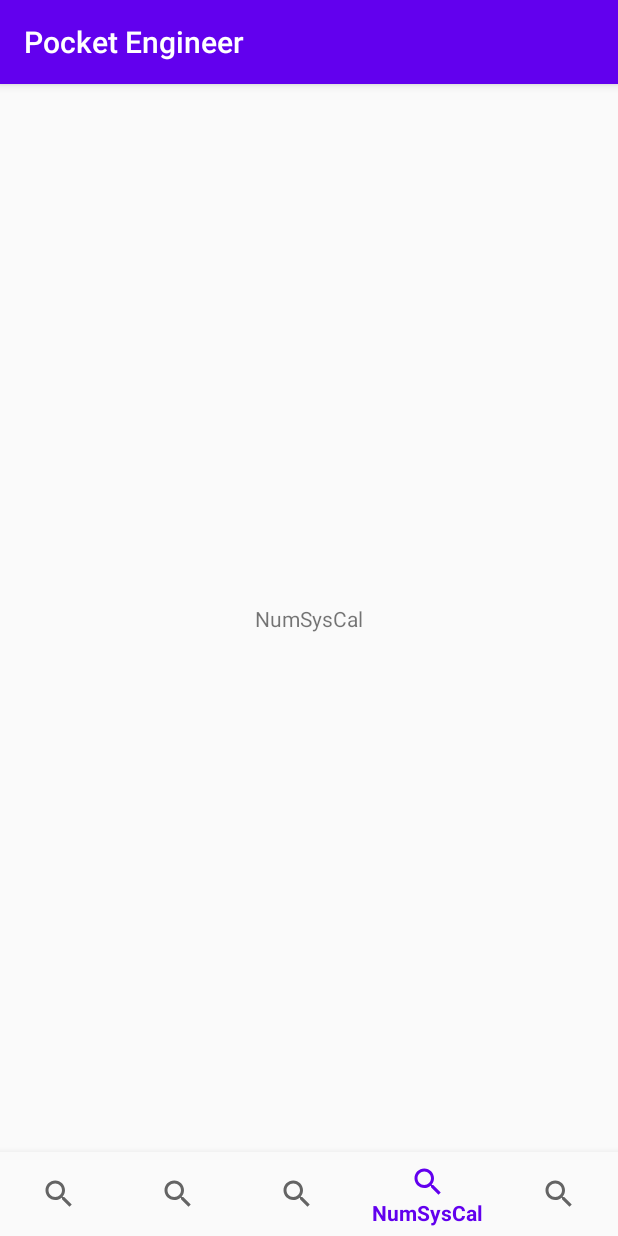
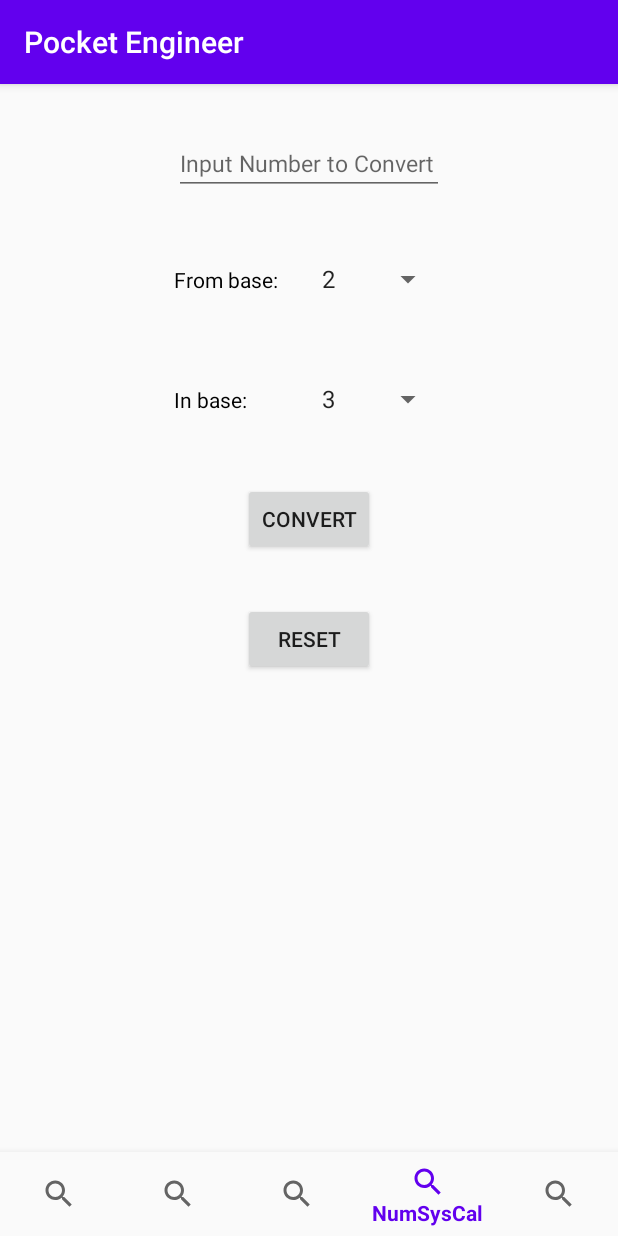
Before and after one commit to antoniokranjcina/Pocket-Engineer, an Android app: the screen it shows after launch (MainActivity), item 4 of the bottom bar chosen, on a phone screen of 412 x 824 dp. Run offline under Robolectric (Android 15) with nearby library versions, the phone set to English and light mode, and no system bars.

Commit message:
Added Number System Calculator

```diff
--- a/app/src/main/java/com/tvz/zavrsnirad/anglecalculator/Calculator.java
+++ b/app/src/main/java/com/tvz/zavrsnirad/anglecalculator/Calculator.java
@@ -32,7 +32,7 @@ final class Calculator {
                             double degrees = Double.parseDouble(editTextDegree.getText().toString());
                             calculateAngleDegree(degrees, editTextRadian, editTextGradient);
                         } catch (NumberFormatException e) {
-                            Toast.makeText(fragment.getActivity(), "You have to enter a number!", Toast.LENGTH_LONG).show();
+                            Toast.makeText(fragment.getActivity(), "Degree Value cannot be empty.", Toast.LENGTH_SHORT).show();
                         }
                         break;
                     case R.id.radianButton:
@@ -40,7 +40,7 @@ final class Calculator {
                             double radian = Double.parseDouble(editTextRadian.getText().toString());
                             calculateAngleRadian(radian, editTextDegree, editTextGradient);
                         } catch (NumberFormatException e) {
-                            Toast.makeText(fragment.getActivity(), "You have to enter a number!", Toast.LENGTH_LONG).show();
+                            Toast.makeText(fragment.getActivity(), "Radian Value cannot be empty.", Toast.LENGTH_SHORT).show();
                         }
                         break;
                     case R.id.gradientButton:
@@ -48,7 +48,7 @@ final class Calculator {
                             double gradient = Double.parseDouble(editTextGradient.getText().toString());
                             calculateAngleGradient(gradient, editTextDegree, editTextRadian);
                         } catch (NumberFormatException e) {
-                            Toast.makeText(fragment.getActivity(), "You have to enter a number!", Toast.LENGTH_LONG).show();
+                            Toast.makeText(fragment.getActivity(), "Gradient Value cannot be empty.", Toast.LENGTH_SHORT).show();
                         }
                         break;
                     case R.id.resetAngleButton:
--- a/app/src/main/java/com/tvz/zavrsnirad/numberingsystemcalculator/NumberingSystemCalculator.java
+++ b/app/src/main/java/com/tvz/zavrsnirad/numberingsystemcalculator/NumberingSystemCalculator.java
@@ -7,6 +7,8 @@ import android.view.MenuInflater;
 import android.view.MenuItem;
 import android.view.View;
 import android.view.ViewGroup;
+import android.widget.ArrayAdapter;
+import android.widget.Spinner;
 import android.widget.Toast;
 
 import androidx.annotation.NonNull;
@@ -21,37 +23,23 @@ public class NumberingSystemCalculator extends Fragment {
     @Nullable
     @Override
     public View onCreateView(@NonNull LayoutInflater inflater, @Nullable ViewGroup container, @Nullable Bundle savedInstanceState) {
-//        setHasOptionsMenu(true);
         View rootView = inflater.inflate(R.layout.fragment_numbering_system_calculator, container, false);
 
-        blankMethod();
+        ArrayAdapter<String> adapter = new ArrayAdapter<>(this.getActivity(),
+                android.R.layout.simple_list_item_1,
+                this.getResources().getStringArray(R.array.spinner_num_sys_calculator));
+
+        Spinner spinnerFrom = rootView.findViewById(R.id.spinner_from_base);
+        adapter.setDropDownViewResource(android.R.layout.simple_spinner_dropdown_item);
+        spinnerFrom.setAdapter(adapter);
+
+        Spinner spinnerIn = rootView.findViewById(R.id.spinner_in_base);
+        adapter.setDropDownViewResource(android.R.layout.simple_spinner_dropdown_item);
+        spinnerIn.setAdapter(adapter);
+        spinnerIn.setSelection(1);
+
+        Calculator.calculate(rootView, this, spinnerFrom, spinnerIn);
 
         return rootView;
     }
-
-    @Override
-    public void onCreateOptionsMenu(@NonNull Menu menu, @NonNull MenuInflater inflater) {
-        inflater.inflate(R.menu.example_menu, menu);
-        menu.findItem(R.id.settings_w_output_power).setVisible(false);
-        menu.findItem(R.id.settings_variable_output_power).setVisible(false);
-        menu.findItem(R.id.settings_history).setVisible(false);
-        menu.findItem(R.id.settings_resist_to_color).setVisible(false);
-        menu.findItem(R.id.settings_color_to_resist).setVisible(false);
-        super.onCreateOptionsMenu(menu, inflater);
-    }
-
-    @Override
-    public boolean onOptionsItemSelected(@NonNull MenuItem item) {
-        switch (item.getItemId()) {
-            case R.id.settings_settings:
-                Toast.makeText(getActivity(), "Item 2 Selected", Toast.LENGTH_LONG).show();
-                return true;
-            default:
-                return super.onOptionsItemSelected(item);
-        }
-    }
-
-    private void blankMethod() {
-
-    }
 }
--- a/app/src/main/java/com/tvz/zavrsnirad/resistorcalculator/Calculator.java
+++ b/app/src/main/java/com/tvz/zavrsnirad/resistorcalculator/Calculator.java
@@ -326,7 +326,7 @@ final class Calculator {
                 }
             }
         } catch (Exception e) {
-            Toast.makeText(fragment.getActivity(), "You have to enter a number!", Toast.LENGTH_LONG).show();
+            Toast.makeText(fragment.getActivity(), "Resist Value cannot be empty!", Toast.LENGTH_SHORT).show();
         }
     }
 
--- a/app/src/main/res/layout/fragment_numbering_system_calculator.xml
+++ b/app/src/main/res/layout/fragment_numbering_system_calculator.xml
@@ -1,18 +1,89 @@
 <?xml version="1.0" encoding="utf-8"?>
-<androidx.constraintlayout.widget.ConstraintLayout
-    xmlns:android="http://schemas.android.com/apk/res/android"
+<androidx.constraintlayout.widget.ConstraintLayout xmlns:android="http://schemas.android.com/apk/res/android"
     xmlns:app="http://schemas.android.com/apk/res-auto"
     xmlns:tools="http://schemas.android.com/tools"
     android:layout_width="match_parent"
     android:layout_height="match_parent">
 
-    <TextView
-        android:id="@+id/textView"
+    <EditText
+        android:id="@+id/number_to_convert"
         android:layout_width="wrap_content"
         android:layout_height="wrap_content"
-        android:text="@string/numbering_system_calculator"
-        app:layout_constraintBottom_toBottomOf="parent"
+        android:layout_marginTop="32dp"
+        android:autofillHints=""
+        android:ems="10"
+        android:hint="@string/enter_number_to_convert"
+        android:inputType="textPersonName"
+        android:textSize="15sp"
         app:layout_constraintEnd_toEndOf="parent"
         app:layout_constraintStart_toStartOf="parent"
         app:layout_constraintTop_toTopOf="parent" />
+
+    <Spinner
+        android:id="@+id/spinner_from_base"
+        android:layout_width="wrap_content"
+        android:layout_height="wrap_content"
+        android:layout_marginTop="32dp"
+        app:layout_constraintEnd_toEndOf="@+id/number_to_convert"
+        app:layout_constraintTop_toBottomOf="@+id/number_to_convert" />
+
+    <Spinner
+        android:id="@+id/spinner_in_base"
+        android:layout_width="wrap_content"
+        android:layout_height="wrap_content"
+        android:layout_marginTop="32dp"
+        app:layout_constraintEnd_toEndOf="@+id/spinner_from_base"
+        app:layout_constraintTop_toBottomOf="@+id/spinner_from_base" />
+
+    <TextView
+        android:id="@+id/textView5"
+        android:layout_width="wrap_content"
+        android:layout_height="wrap_content"
+        android:text="@string/from"
+        android:textColor="#000000"
+        app:layout_constraintBottom_toBottomOf="@+id/spinner_from_base"
+        app:layout_constraintStart_toStartOf="@+id/number_to_convert"
+        app:layout_constraintTop_toTopOf="@+id/spinner_from_base" />
+
+    <TextView
+        android:id="@+id/textView6"
+        android:layout_width="wrap_content"
+        android:layout_height="wrap_content"
+        android:text="@string/in"
+        android:textColor="#000000"
+        app:layout_constraintBottom_toBottomOf="@+id/spinner_in_base"
+        app:layout_constraintStart_toStartOf="@+id/textView5"
+        app:layout_constraintTop_toTopOf="@+id/spinner_in_base" />
+
+    <Button
+        android:id="@+id/button_convert_number"
+        android:layout_width="wrap_content"
+        android:layout_height="wrap_content"
+        android:layout_marginTop="32dp"
+        android:text="@string/button_convert"
+        app:layout_constraintEnd_toEndOf="@+id/number_to_convert"
+        app:layout_constraintStart_toStartOf="@+id/number_to_convert"
+        app:layout_constraintTop_toBottomOf="@+id/spinner_in_base" />
+
+    <TextView
+        android:id="@+id/num_sys_cal_result"
+        android:layout_width="wrap_content"
+        android:layout_height="wrap_content"
+        android:layout_marginTop="32dp"
+        android:textColor="#000000"
+        android:textSize="20sp"
+        app:layout_constraintEnd_toEndOf="@+id/button_num_sys_calc_reset"
+        app:layout_constraintStart_toStartOf="@+id/button_num_sys_calc_reset"
+        app:layout_constraintTop_toBottomOf="@+id/button_num_sys_calc_reset"
+        tools:text="Result" />
+
+    <Button
+        android:id="@+id/button_num_sys_calc_reset"
+        android:layout_width="wrap_content"
+        android:layout_height="wrap_content"
+        android:layout_marginTop="32dp"
+        android:text="@string/button_reset"
+        app:layout_constraintEnd_toEndOf="@+id/button_convert_number"
+        app:layout_constraintStart_toStartOf="@+id/button_convert_number"
+        app:layout_constraintTop_toBottomOf="@+id/button_convert_number" />
 </androidx.constraintlayout.widget.ConstraintLayout>
--- a/app/src/main/res/layout/fragment_resist_to_color.xml
+++ b/app/src/main/res/layout/fragment_resist_to_color.xml
@@ -92,17 +92,17 @@
 
     <Button
         android:id="@+id/button_calculate"
-        android:layout_width="120dp"
+        android:layout_width="wrap_content"
         android:layout_height="wrap_content"
         android:layout_marginTop="32dp"
-        android:text="@string/calculate"
+        android:text="@string/button_convert"
         app:layout_constraintEnd_toEndOf="parent"
         app:layout_constraintStart_toStartOf="parent"
         app:layout_constraintTop_toBottomOf="@+id/resist_input_editText" />
 
     <Button
         android:id="@+id/button_reset_colors"
-        android:layout_width="120dp"
+        android:layout_width="wrap_content"
         android:layout_height="wrap_content"
         android:layout_marginTop="32dp"
         android:text="@string/button_reset"
--- a/app/src/main/res/layout/w_output_power.xml
+++ b/app/src/main/res/layout/w_output_power.xml
@@ -90,7 +90,7 @@
         android:autofillHints=""
         android:ems="10"
         android:hint="@string/dbm_hint"
-        android:inputType="numberSigned|textPersonName|numberDecimal"
+        android:inputType="numberSigned|numberDecimal"
         android:textSize="15sp"
         app:layout_constraintBaseline_toBaselineOf="@+id/dbmButton"
         app:layout_constraintEnd_toEndOf="@+id/dbEditText" />
--- a/app/src/main/res/values/strings.xml
+++ b/app/src/main/res/values/strings.xml
@@ -22,11 +22,11 @@
     <string name="milli_watts_ext">mW</string>
     <string name="db_text">dB</string>
     <string name="dbm_text">dBm</string>
-    <string name="watts_hint">Type Watts Value</string>
-    <string name="milli_watts_hint">Type Milli Watts Value</string>
-    <string name="db_hint">Type dB Value</string>
-    <string name="dbm_hint">Type dBm Value</string>
-    <string name="output_power_hint">Type Output Power</string>
+    <string name="watts_hint">Input Watts Value</string>
+    <string name="milli_watts_hint">Input Milli Watts Value</string>
+    <string name="db_hint">Input dB Value</string>
+    <string name="dbm_hint">Input dBm Value</string>
+    <string name="output_power_hint">Input Output Power</string>
     <string name="button_convert">Convert</string>
     <string name="button_reset">Reset</string>
 
@@ -41,18 +41,11 @@
     <string name="degree_text">Degree</string>
     <string name="radian_text">Radian</string>
     <string name="gradient_text">Gradient</string>
-    <string name="degree_hint">Type Degree Value</string>
-    <string name="radian_hint">Type Radian Value</string>
-    <string name="gradient_hint">Type Gradient Value</string>
-    <string name="round_hint">Type Decimal Places</string>
+    <string name="degree_hint">Input Degree Value</string>
+    <string name="radian_hint">Input Radian Value</string>
+    <string name="gradient_hint">Input Gradient Value</string>
+    <string name="round_hint">Input Decimal Places</string>
 
-
-    <string name="db_home_text">
-        This part of application is determined for calculating power, you can enter a value in watt, milliwatt,
-        dB or dBm and see easily see the conversion into other values. Decibel is calculated by this formula:
-    </string>
-    <string name="db_formula">P(db) = 10 log(P1(W) / P2(W)</string>
-    <string name="db_home_text_part_2" />
 
 <!--    resistor calculator-->
     <string name="click_to_the_bottom_buttons">Click to the Bottom Buttons</string>
@@ -88,7 +81,7 @@
     <string name="percentage_005">± 0.05%</string>
     <string name="percentage_5">± 5%</string>
     <string name="percentage_10">± 10%</string>
-    <string name="enter_resist_hint">Please input resist</string>
+    <string name="enter_resist_hint">Input Resist</string>
     <string name="calculate">Calculate</string>
     <string-array name="spinner_resistor_values">
         <item>Ω</item>
@@ -96,5 +89,21 @@
         <item>MΩ</item>
     </string-array>
 
+    <string name="enter_number_to_convert">Input Number to Convert</string>
+    <string name="from">From base: </string>
+    <string name="in">In base: </string>
+    <string-array name="spinner_num_sys_calculator">
+        <item>2</item>
+        <item>3</item>
+        <item>4</item>
+        <item>5</item>
+        <item>6</item>
+        <item>7</item>
+        <item>8</item>
+        <item>9</item>
+        <item>10</item>
+        <item>16</item>
+    </string-array>
+
 
 </resources>
```
Also changed, not shown: app/src/main/java/com/tvz/zavrsnirad/dbcalculator/Calculator.java (+9 -9 lines), app/src/main/java/com/tvz/zavrsnirad/numberingsystemcalculator/Calculator.java (added, +123 -0 lines), app/src/main/java/com/tvz/zavrsnirad/FragmentHelper.java (line endings or trailing spaces).
